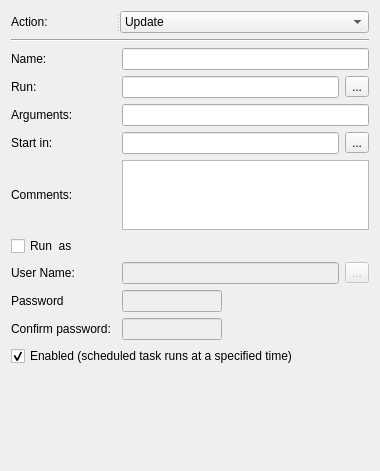
Old version of the form src/apps/mvvm-folders/scheduled_tasks/scheduledtaskswidget.ui in the repository august-alt/policy-preferences-editor-prototype.
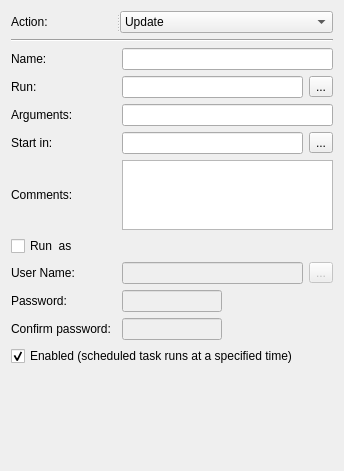
New version of the form.

Commit message: fix: fix labels in scheduled widgets

The edit to the form file:
```diff
--- a/src/apps/mvvm-folders/scheduled_tasks/scheduledtaskswidget.ui
+++ b/src/apps/mvvm-folders/scheduled_tasks/scheduledtaskswidget.ui
@@ -6,7 +6,7 @@
    <rect>
     <x>0</x>
     <y>0</y>
-    <width>380</width>
+    <width>344</width>
     <height>471</height>
    </rect>
   </property>
@@ -265,7 +265,7 @@
    <item row="9" column="0">
     <widget class="QLabel" name="passwordLabel">
      <property name="text">
-      <string>Password</string>
+      <string>Password:</string>
      </property>
      <property name="buddy">
       <cstring>passwordLineEdit</cstring>
@@ -332,16 +332,6 @@
      </property>
     </widget>
    </item>
-   <item row="11" column="0" colspan="2">
-    <widget class="QCheckBox" name="enabledCheckBox">
-     <property name="text">
-      <string>Enabled (scheduled task runs at a specified time)</string>
-     </property>
-     <property name="checked">
-      <bool>true</bool>
-     </property>
-    </widget>
-   </item>
    <item row="12" column="0" colspan="3">
     <spacer name="verticalSpacer">
      <property name="orientation">
@@ -364,6 +354,22 @@
    <item row="4" column="1" colspan="2">
     <widget class="QLineEdit" name="argumentsLineEdit"/>
    </item>
+   <item row="11" column="0" colspan="3">
+    <widget class="QCheckBox" name="enabledCheckBox">
+     <property name="sizePolicy">
+      <sizepolicy hsizetype="Expanding" vsizetype="Fixed">
+       <horstretch>0</horstretch>
+       <verstretch>0</verstretch>
+      </sizepolicy>
+     </property>
+     <property name="text">
+      <string>Enabled (scheduled task runs at a specified time)</string>
+     </property>
+     <property name="checked">
+      <bool>true</bool>
+     </property>
+    </widget>
+   </item>
   </layout>
  </widget>
  <tabstops>
```
The commit also changes 7 other files.
